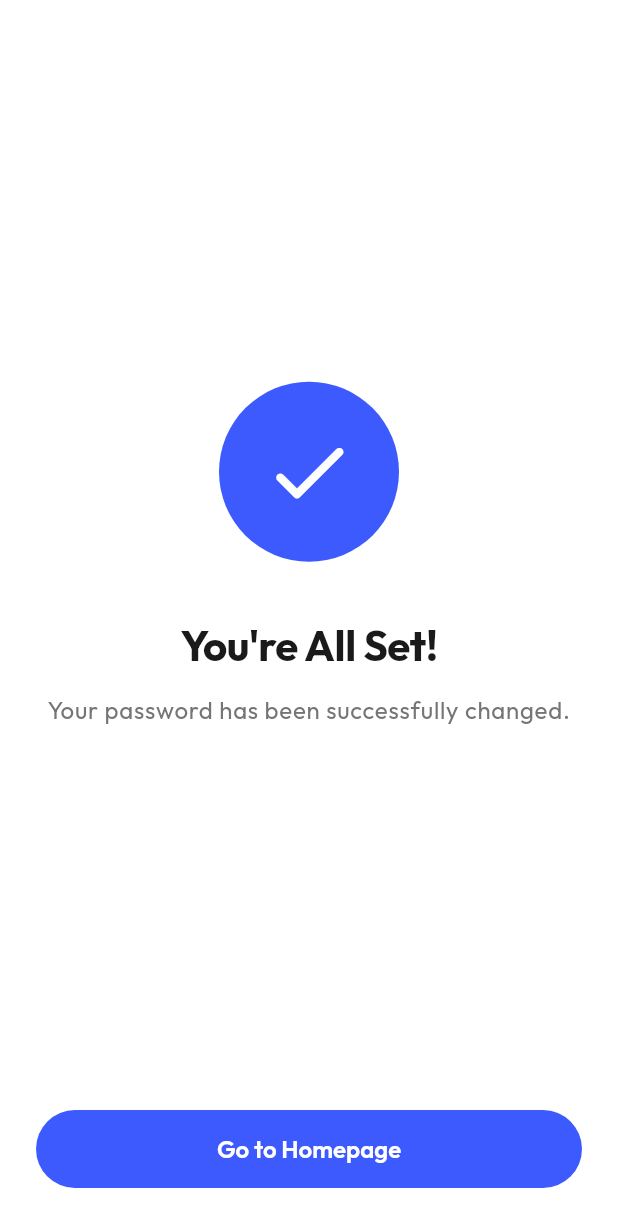
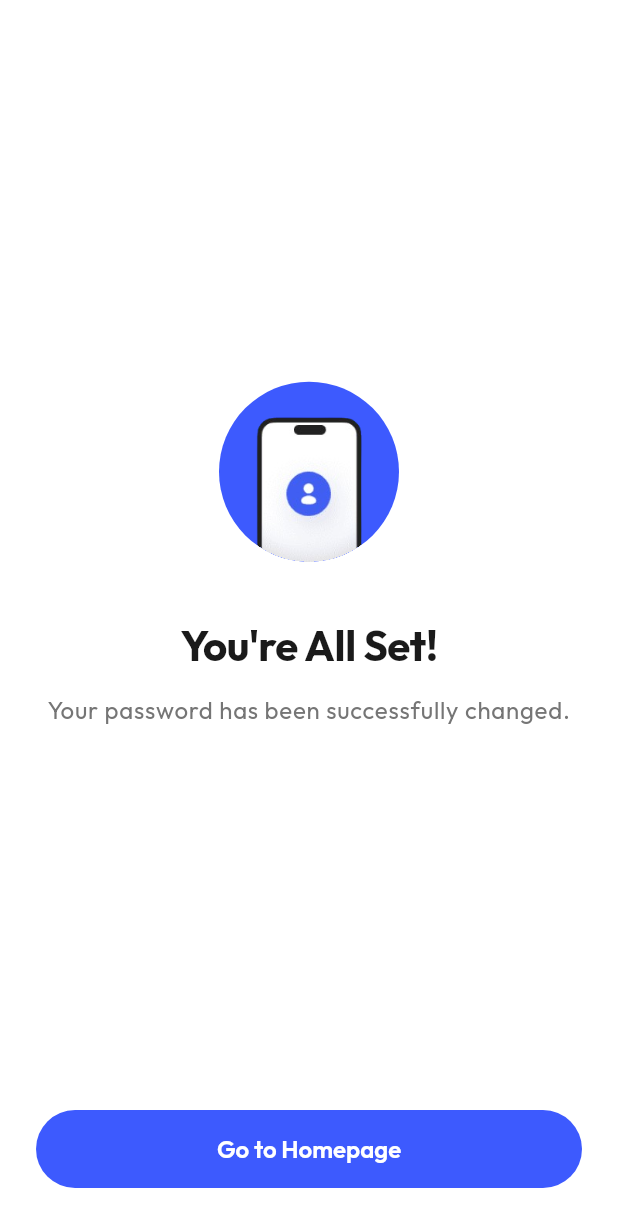
Before and after one commit to doonguyengiap/IoT, a Flutter app: the ResetPasswordSuccessScreen screen opened directly, on a phone screen of 412 x 824 dp. Shown: the top 1227 px of the screen. Run offline on Flutter 3.47's test engine with Material 3 defaults, Android fonts, the phone set to English and light mode, and no system bars; our stand-ins replace flutter_bloc, flutter_map, flutter_svg, google_fonts, latlong2.

Commit message:
giao dien man hinh 1 - hoan thanh

```diff
--- a/doaniot/lib/features/auth/presentation/pages/reset_password_success_screen.dart
+++ b/doaniot/lib/features/auth/presentation/pages/reset_password_success_screen.dart
@@ -8,7 +8,6 @@ class ResetPasswordSuccessScreen extends StatelessWidget {
   @override
   Widget build(BuildContext context) {
     return Scaffold(
-      backgroundColor: Colors.white,
       body: SafeArea(
         child: Padding(
           padding: const EdgeInsets.symmetric(horizontal: 24),
@@ -16,18 +15,27 @@ class ResetPasswordSuccessScreen extends StatelessWidget {
             mainAxisAlignment: MainAxisAlignment.center,
             children: [
               const Spacer(),
-              // Success Icon (Using a placeholder Icon for now or local asset if available)
               Container(
                 width: 120,
                 height: 120,
+                alignment: Alignment.bottomCenter,
+                clipBehavior: Clip.hardEdge,
                 decoration: const BoxDecoration(
                   color: AppColors.primary,
                   shape: BoxShape.circle,
                 ),
-                child: const Icon(
-                  Icons.check_rounded,
-                  size: 64,
-                  color: Colors.white,
+                child: Padding(
+                  padding: const EdgeInsets.only(
+                    top: 20,
+                    left: 20,
+                    right: 20,
+                    bottom: 0,
+                  ),
+                  child: Image.asset(
+                    "assets/1.png",
+                    fit: BoxFit.contain,
+                    alignment: Alignment.bottomCenter,
+                  ),
                 ),
               ),
               const SizedBox(height: 40),
@@ -51,7 +59,7 @@ class ResetPasswordSuccessScreen extends StatelessWidget {
 
               const Spacer(),
 
-              // Go to Homepage Button
+              // trở về màn hình chính
               ElevatedButton(
                 onPressed: () {
                   Navigator.pushAndRemoveUntil(
@@ -59,7 +67,7 @@ class ResetPasswordSuccessScreen extends StatelessWidget {
                     MaterialPageRoute(
                       builder: (context) => const SignUpSuccessScreen(),
                     ),
-                    (route) => false, // Remove back stack
+                    (route) => false,
                   );
                 },
                 style: ElevatedButton.styleFrom(
```
Also changed, not shown: doaniot/lib/features/auth/presentation/pages/create_new_password_screen.dart (+3 -9 lines), doaniot/lib/features/auth/presentation/pages/otp_verification_screen.dart (+30 -23 lines), doaniot/assets/1.png (added), doaniot/assets/bellico.svg (added), doaniot/assets/micico.svg (added), doaniot/assets/robot.png (added).
